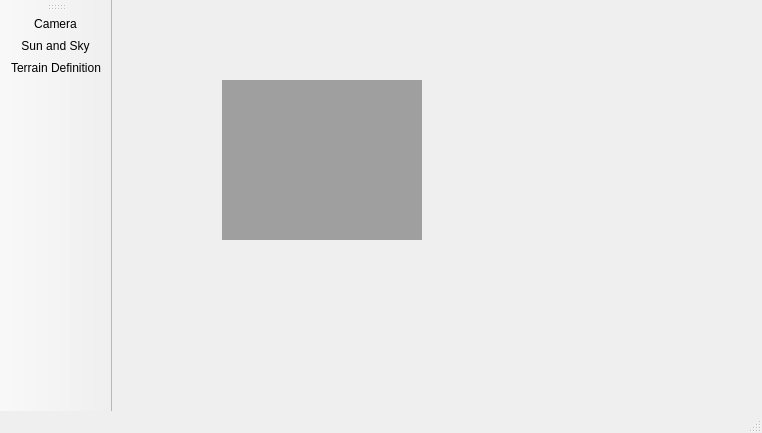
This is trunk/picogen-qt/ui/picogenqt.ui in phresnel/picogen as Qt 5 draws it before an edit. The edited form follows.
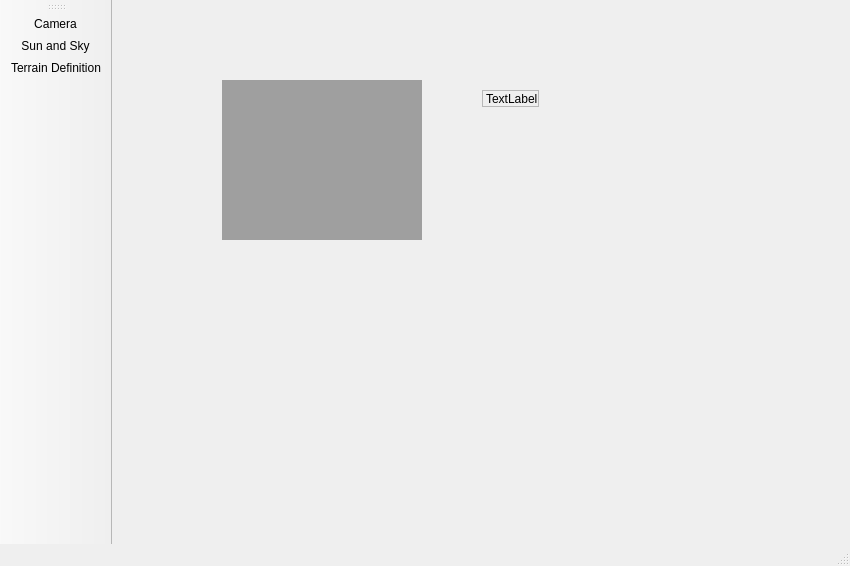
This is the edited form. Icons and pictures are not drawn.

What changed in the file:
```diff
--- a/trunk/picogen-qt/ui/picogenqt.ui
+++ b/trunk/picogen-qt/ui/picogenqt.ui
@@ -5,8 +5,8 @@
    <rect>
     <x>0</x>
     <y>0</y>
-    <width>762</width>
-    <height>433</height>
+    <width>850</width>
+    <height>566</height>
    </rect>
   </property>
   <property name="windowTitle" >
@@ -23,6 +23,25 @@
      </rect>
     </property>
    </widget>
+   <widget class="QLabel" name="imageLabel" >
+    <property name="geometry" >
+     <rect>
+      <x>370</x>
+      <y>90</y>
+      <width>57</width>
+      <height>17</height>
+     </rect>
+    </property>
+    <property name="frameShape" >
+     <enum>QFrame::StyledPanel</enum>
+    </property>
+    <property name="frameShadow" >
+     <enum>QFrame::Plain</enum>
+    </property>
+    <property name="text" >
+     <string>TextLabel</string>
+    </property>
+   </widget>
   </widget>
   <widget class="QMenuBar" name="menubar" >
    <property name="geometry" >
```
Left out of the diff: 2 changed lines with no effect on the pictures.
